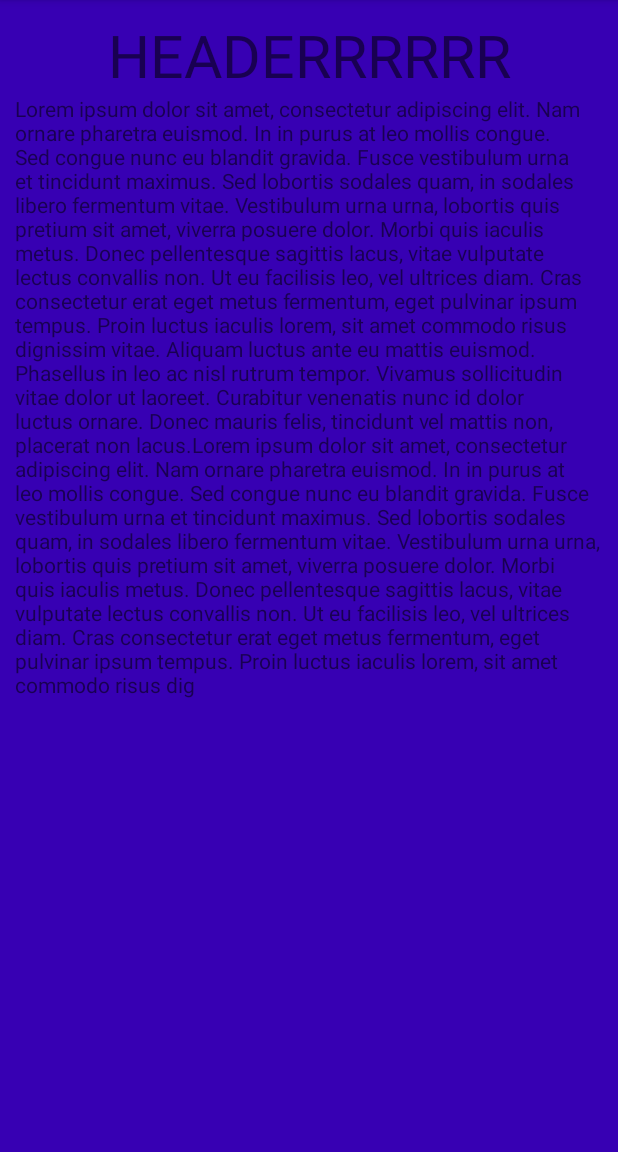
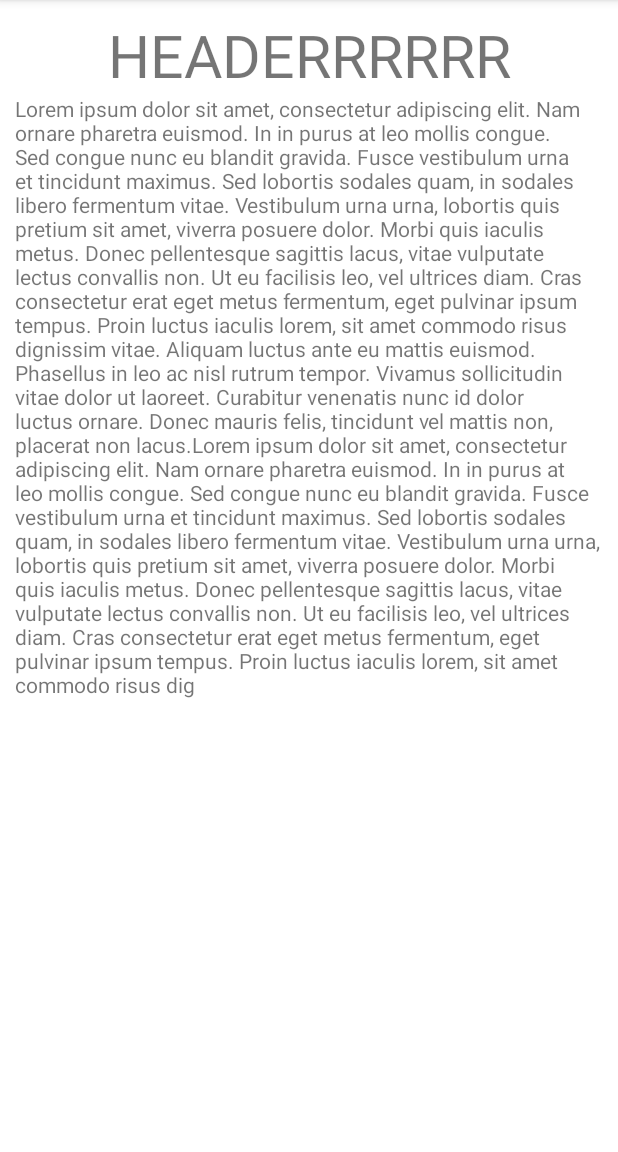
Before and after one commit to HalimACeylan/PageViews, an Android app: the fragment things_Info shown on its own in the app's theme, on a phone screen of 412 x 824 dp, the part 84-1236 px from its top. Run offline under Robolectric (Android 15) with nearby library versions, the light colour scheme and no system bars.

Commit message:
activity_main, fragment_things, material_list, menu pages are changed

```diff
--- a/app/src/main/res/layout/activity_main.xml
+++ b/app/src/main/res/layout/activity_main.xml
@@ -14,6 +14,7 @@
         android:layout_width="match_parent"
         android:layout_height="wrap_content"
         android:text="LOGO/APP NAME"
+        android:textAlignment="center"
         android:textSize="60sp" />
 
     <LinearLayout
--- a/app/src/main/res/layout/fragment_things_info.xml
+++ b/app/src/main/res/layout/fragment_things_info.xml
@@ -4,7 +4,7 @@
     xmlns:tools="http://schemas.android.com/tools"
     android:layout_width="match_parent"
     android:layout_height="match_parent"
-    android:background="@color/purple_700"
+    android:background="@color/white"
     tools:context=".things_Info">
 
     <!-- TODO: Update blank fragment layout -->
--- a/app/src/main/res/layout/material_list.xml
+++ b/app/src/main/res/layout/material_list.xml
@@ -10,9 +10,11 @@
         android:id="@+id/textView5"
         android:layout_width="match_parent"
         android:layout_height="wrap_content"
+        android:layout_margin="10dp"
+        android:padding="10dp"
         android:text="Chose the material"
         android:textAlignment="center"
-        android:textSize="36sp"
+        android:textSize="34sp"
         app:layout_constraintEnd_toEndOf="parent"
         app:layout_constraintStart_toStartOf="parent"
         app:layout_constraintTop_toTopOf="parent" />
--- a/app/src/main/res/layout/menu.xml
+++ b/app/src/main/res/layout/menu.xml
@@ -8,6 +8,7 @@
         android:id="@+id/textView3"
         android:layout_width="match_parent"
         android:layout_height="wrap_content"
+        android:layout_margin="10dp"
         android:text="Welcome Home Page"
         android:textSize="40sp" />
 
```
